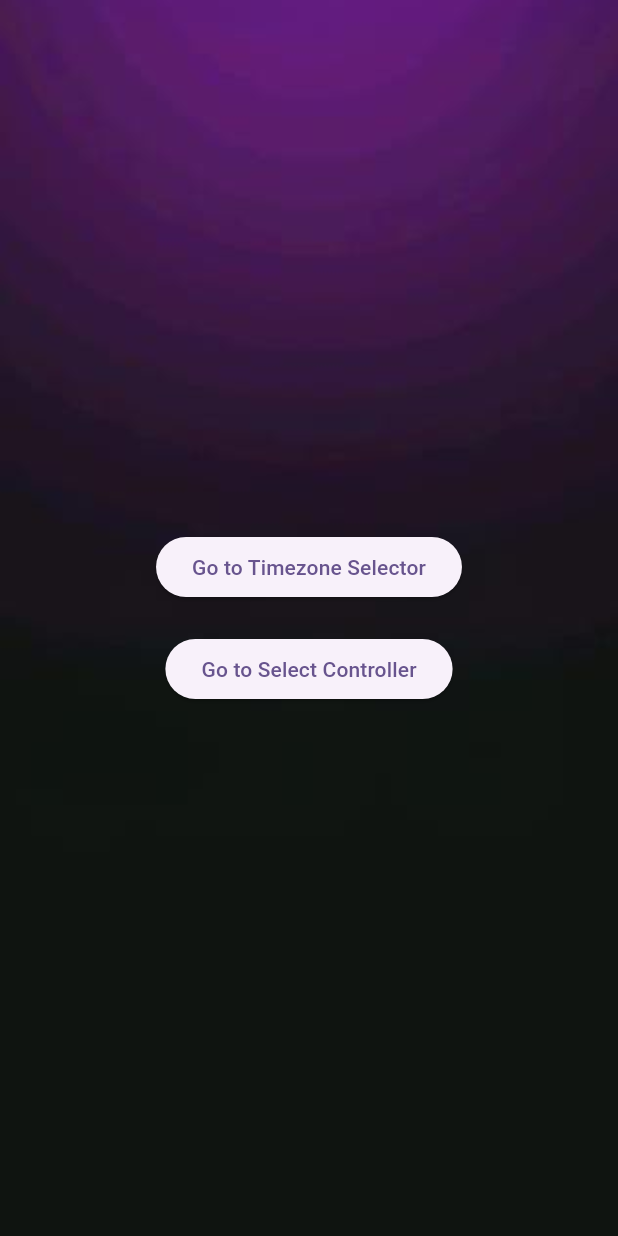
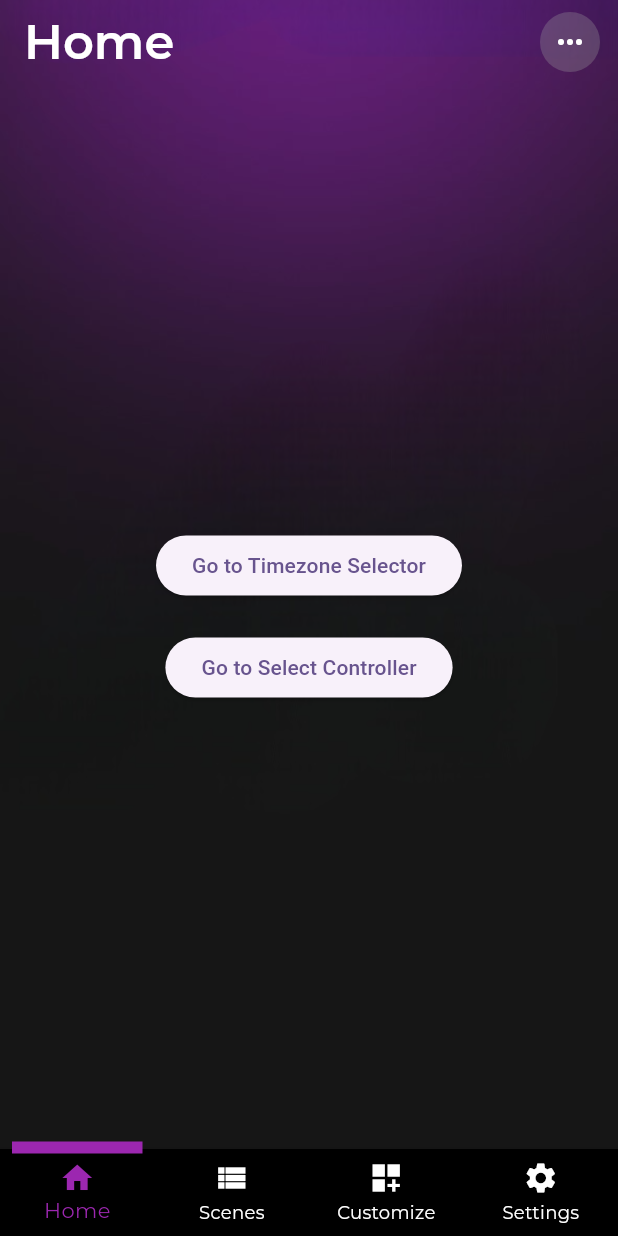
Before and after one commit to xuwid/ambient, a Flutter app: the screen it shows after launch, on a phone screen of 412 x 824 dp. Run offline on Flutter 3.47's test engine with Material 3 defaults, Android fonts, the light colour scheme and no system bars; our stand-ins replace google_fonts, timezone.

Commit message:
Added bottom navigation bar and popUpmenu

```diff
--- a/lib/screens/homescreen.dart
+++ b/lib/screens/homescreen.dart
@@ -1,15 +1,158 @@
 import 'package:flutter/material.dart';
+import 'package:google_fonts/google_fonts.dart';
 import 'package:ambient/screens/timeZone.dart';
 import 'package:ambient/screens/SelectCotroller.dart';
-import 'package:ambient/widgets/background_widget.dart';
+import 'dart:ui'; // Import dart:ui to use ImageFilter
+import 'package:ambient/widgets/menu_buttons.dart'; // Import your widgets
+import 'package:ambient/widgets/bottom_navigation_bar.dart'; // Import the new widget
 
-class HomeScreen extends StatelessWidget {
+class HomeScreen extends StatefulWidget {
   const HomeScreen({super.key});
+
+  @override
+  State<HomeScreen> createState() => _HomeScreenState();
+}
+
+class _HomeScreenState extends State<HomeScreen> {
+  int _selectedIndex = 0; // Track the selected tab
+  bool _isMenuOpen = false;
+
+  void _onItemTapped(int index) {
+    setState(() {
+      _selectedIndex = index;
+    });
+    // Navigate to the respective screen based on the index
+    // Example:
+    // if (index == 1) {
+    //   Navigator.push(context, MaterialPageRoute(builder: (context) => ScenesScreen()));
+    // }
+  }
+
+  void _openBottomMenu() {
+    setState(() {
+      _isMenuOpen = true;
+    });
+
+    showModalBottomSheet(
+      context: context,
+      backgroundColor: Colors.transparent,
+      builder: (context) {
+        return Stack(
+          children: [
+            // Blur effect for the entire screen
+            Positioned.fill(
+              child: BackdropFilter(
+                filter: ImageFilter.blur(sigmaX: 5.0, sigmaY: 5.0),
+                child: Container(
+                  color: Colors.black.withOpacity(0.5),
+                ),
+              ),
+            ),
+            // Menu content
+            Positioned(
+              bottom: 0,
+              left: 0,
+              right: 0,
+              child: Container(
+                decoration: const BoxDecoration(
+                  color: Color.fromARGB(
+                      255, 54, 51, 51), // Set background color to grey
+                  borderRadius: BorderRadius.only(
+                    topLeft: Radius.circular(0),
+                    topRight: Radius.circular(0),
+                  ),
+                ),
+                child: Column(
+                  mainAxisSize: MainAxisSize.min,
+                  children: [
+                    AddNewAreaButton(onPressed: () {
+                      // Navigate to Select Controller Screen
+                      Navigator.push(
+                        context,
+                        MaterialPageRoute(
+                          builder: (context) => const SelectControllerScreen(),
+                        ),
+                      );
+                      setState(() {
+                        _isMenuOpen = false;
+                      });
+                    }),
+                    AddNewControllerButton(onPressed: () {
+                      // Handle Add New Controller action
+                      setState(() {
+                        _isMenuOpen = false;
+                      });
+                      Navigator.pop(context);
+                    }),
+                    const Divider(
+                        color: Colors.white), // Divider between options
+                    CancelButton(onPressed: () {
+                      setState(() {
+                        _isMenuOpen = false;
+                      });
+                      Navigator.pop(context);
+                    }),
+                  ],
+                ),
+              ),
+            ),
+          ],
+        );
+      },
+    ).whenComplete(() {
+      setState(() {
+        _isMenuOpen = false;
+      });
+    });
+  }
 
   @override
   Widget build(BuildContext context) {
     return Scaffold(
-      body: BackgroundWidget(
+      body: Stack(
+        children: [
+          // Background image
+          Positioned.fill(
+            child: Image.asset(
+              'assets/background.png', // Replace with your image path
+              fit: BoxFit.cover,
+            ),
+          ),
+          // Content overlay
+          Column(
+            children: [
+              Container(
+                color: Colors.transparent,
+                child: AppBar(
+                  title: Text(
+                    'Home',
+                    style: GoogleFonts.montserrat(
+                      color: Colors.white,
+                      fontSize: 32,
+                      fontWeight: FontWeight.w600,
+                    ),
+                  ),
+                  backgroundColor: Colors.transparent,
+                  elevation: 0,
+                  actions: [
+                    Container(
+                      margin: const EdgeInsets.all(8.0),
+                      decoration: BoxDecoration(
+                        shape: BoxShape.circle,
+                        color: Colors.grey.withOpacity(0.3),
+                      ),
+                      child: IconButton(
+                        icon: const Icon(
+                          Icons.more_horiz,
+                          color: Colors.white,
+                        ),
+                        onPressed: _openBottomMenu,
+                      ),
+                    ),
+                  ],
+                ),
+              ),
+              Expanded(
                 child: Center(
                   child: Column(
                     mainAxisAlignment: MainAxisAlignment.center,
@@ -30,7 +173,8 @@ class HomeScreen extends StatelessWidget {
                           Navigator.push(
                             context,
                             MaterialPageRoute(
-                        builder: (context) => const SelectControllerScreen()),
+                                builder: (context) =>
+                                    const SelectControllerScreen()),
                           );
                         },
                         child: const Text('Go to Select Controller'),
@@ -39,6 +183,14 @@ class HomeScreen extends StatelessWidget {
                   ),
                 ),
               ),
+            ],
+          ),
+        ],
+      ),
+      bottomNavigationBar: CustomBottomNavigationBar(
+        selectedIndex: _selectedIndex,
+        onItemTapped: _onItemTapped,
+      ),
     );
   }
 }
--- a/lib/screens/name_your_area.dart
+++ b/lib/screens/name_your_area.dart
@@ -93,6 +93,8 @@ class _NameYourAreaScreenState extends State<NameYourAreaScreen> {
             Padding(
               padding:
                   const EdgeInsets.symmetric(horizontal: 32.0, vertical: 16.0),
+              child: Align(
+                alignment: Alignment.bottomCenter,
                 child: SizedBox(
                   width: 180,
                   height: 50,
@@ -117,6 +119,7 @@ class _NameYourAreaScreenState extends State<NameYourAreaScreen> {
                   ),
                 ),
               ),
+            ),
           ],
         ),
       ),
--- a/lib/screens/timeZone.dart
+++ b/lib/screens/timeZone.dart
@@ -83,7 +83,7 @@ class _TimezoneScreenState extends State<TimezoneScreen> {
           // Background image
           Positioned.fill(
             child: Image.asset(
-              'assets/background.jpg', // Replace with your image asset
+              'assets/background.png', // Replace with your image asset
               fit: BoxFit.cover,
             ),
           ),
--- a/lib/widgets/background_widget.dart
+++ b/lib/widgets/background_widget.dart
@@ -10,7 +10,7 @@ class BackgroundWidget extends StatelessWidget {
       children: [
         Positioned.fill(
           child: Image.asset(
-            'assets/background.jpg', // Replace with your image asset
+            'assets/background.png', // Replace with your image asset
             fit: BoxFit.cover,
           ),
         ),
--- /dev/null
+++ b/lib/widgets/bottom_navigation_bar.dart
@@ -0,0 +1,77 @@
+// lib/widgets/bottom_navigation_bar.dart
+import 'package:flutter/material.dart';
+import 'package:google_fonts/google_fonts.dart';
+
+class CustomBottomNavigationBar extends StatelessWidget {
+  final int selectedIndex;
+  final ValueChanged<int> onItemTapped;
+
+  const CustomBottomNavigationBar({
+    Key? key,
+    required this.selectedIndex,
+    required this.onItemTapped,
+  }) : super(key: key);
+
+  @override
+  Widget build(BuildContext context) {
+    return Stack(
+      clipBehavior: Clip.none,
+      children: [
+        BottomNavigationBar(
+          currentIndex: selectedIndex,
+          onTap: onItemTapped,
+          backgroundColor: Colors.black,
+          selectedItemColor: Colors.purple,
+          unselectedItemColor: Colors.white,
+          items: const [
+            BottomNavigationBarItem(
+              icon: Icon(Icons.home_sharp),
+              label: 'Home',
+            ),
+            BottomNavigationBarItem(
+              icon: Icon(Icons.view_list),
+              label: 'Scenes',
+            ),
+            BottomNavigationBarItem(
+              icon: Icon(Icons.dashboard_customize_sharp),
+              label: 'Customize',
+            ),
+            BottomNavigationBarItem(
+              icon: Icon(Icons.settings),
+              label: 'Settings',
+            ),
+          ],
+          selectedLabelStyle: GoogleFonts.montserrat(
+            color: Colors.white,
+          ),
+          unselectedLabelStyle: GoogleFonts.montserrat(
+            color: Colors.white,
+          ),
+          showSelectedLabels: true,
+          showUnselectedLabels: true,
+          type: BottomNavigationBarType.fixed,
+        ),
+        // Custom purple circular rectangle indicator
+        Positioned(
+          bottom:
+              55, // Adjust the bottom position to place the indicator higher
+          left: selectedIndex * (MediaQuery.of(context).size.width / 4) +
+              8, // Adjust position
+          child: Container(
+            width: MediaQuery.of(context).size.width / 4 -
+                16, // Adjust width to fit tab
+            height:
+                8, // Adjust height for the top part of the circular rectangle
+            decoration: const BoxDecoration(
+              color: Colors.purple,
+              borderRadius: BorderRadius.only(
+                topLeft: Radius.circular(0),
+                topRight: Radius.circular(0),
+              ),
+            ),
+          ),
+        ),
+      ],
+    );
+  }
+}
--- a/pubspec.yaml
+++ b/pubspec.yaml
@@ -65,7 +65,7 @@ flutter:
 
   assets:
     - assets/background.jpg
-
+    - assets/background.png
   # An image asset can refer to one or more resolution-specific "variants", see
   # https://flutter.dev/assets-and-images/#resolution-aware
 
```
Also changed, not shown: lib/widgets/menu_buttons.dart (added, +48 -0 lines), assets/background.png (added), assets/s.jpg (added), assets/sx.png (added). Lines whose indentation alone changed are shown as unchanged.
